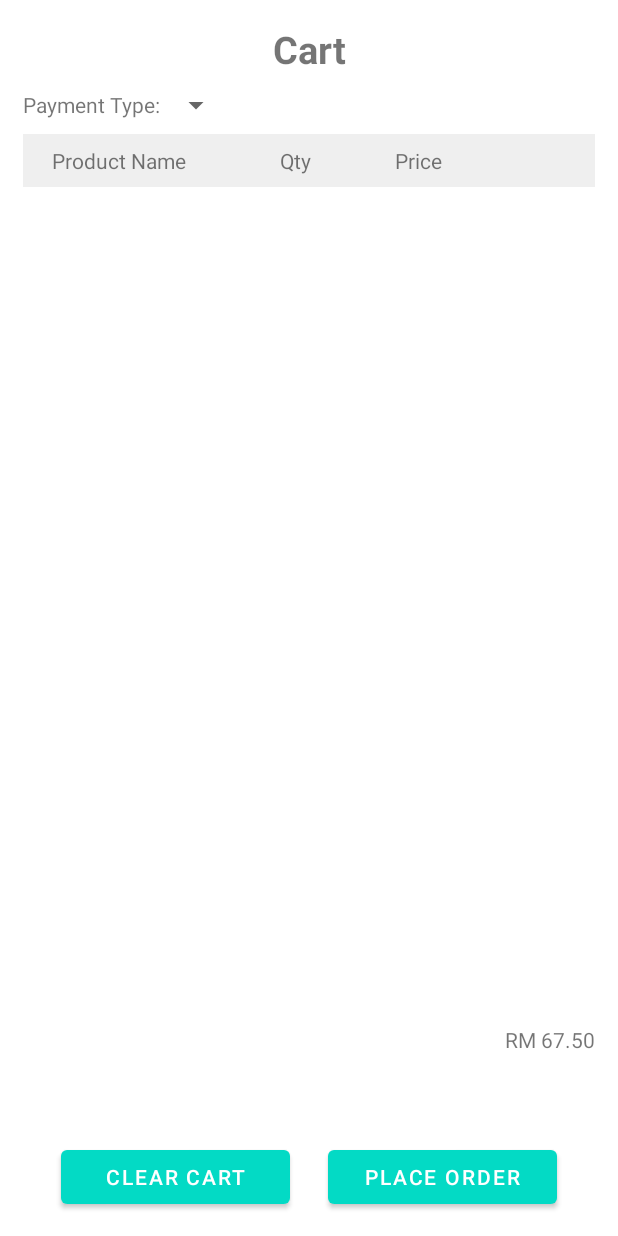
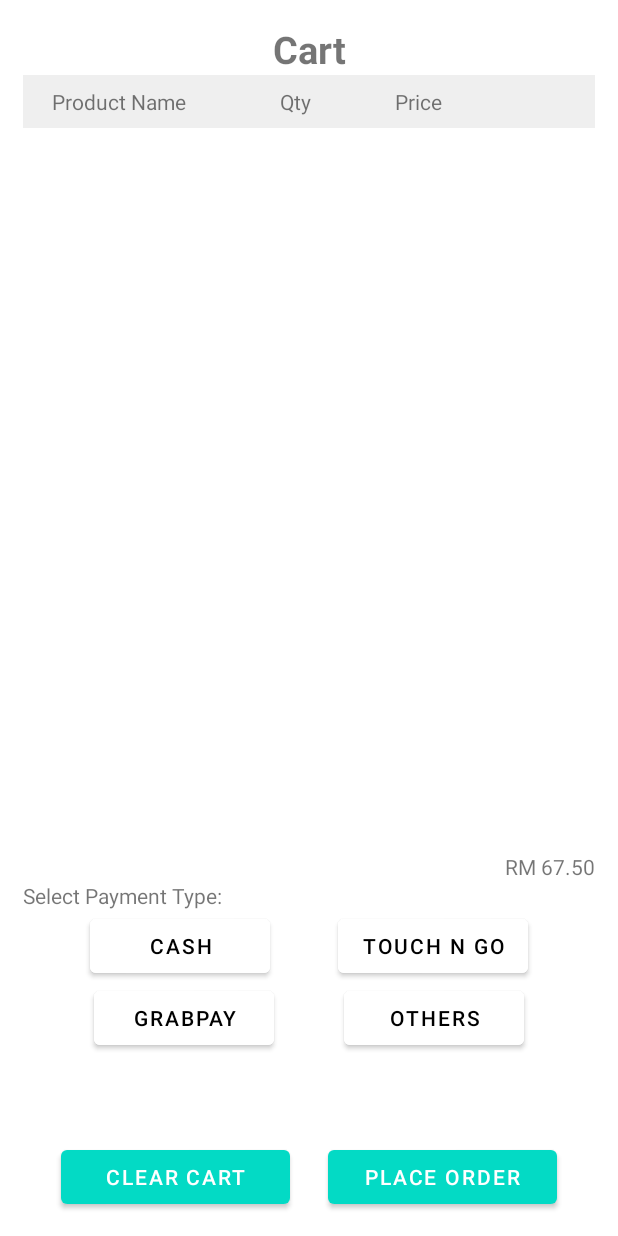
Before and after one commit to shoaib-khalid/order-taker-android, an Android app: the layout fragment_cart.xml on its own in the app's theme, with its tools: preview values and no code run, on a phone screen of 412 x 824 dp. Run offline under Robolectric (Android 15) with nearby library versions, the phone set to English and light mode, and no system bars.

Commit message:
Add buttons for selection of payment type

```diff
--- a/app/src/main/java/com/symplified/ordertaker/models/products/ProductInventory.kt
+++ b/app/src/main/java/com/symplified/ordertaker/models/products/ProductInventory.kt
@@ -5,7 +5,6 @@ import androidx.room.PrimaryKey
 
 data class ProductInventory(
     val itemCode: String,
-    val price: Double,
     val dineInPrice: Double,
     val productId: String,
     val status: ProductStatus,
--- a/app/src/main/java/com/symplified/ordertaker/ui/main/menuandcart/MenuAndCartFragment.kt
+++ b/app/src/main/java/com/symplified/ordertaker/ui/main/menuandcart/MenuAndCartFragment.kt
@@ -10,6 +10,7 @@ import android.view.View
 import android.view.ViewGroup
 import androidx.fragment.app.activityViewModels
 import com.symplified.ordertaker.databinding.FragmentMenuAndCartBinding
+import com.symplified.ordertaker.viewmodels.CartViewModel
 import com.symplified.ordertaker.viewmodels.MenuViewModel
 
 class MenuAndCartFragment : Fragment() {
@@ -36,9 +37,4 @@ class MenuAndCartFragment : Fragment() {
         return binding.root
     }
 
-    override fun onViewCreated(view: View, savedInstanceState: Bundle?) {
-        super.onViewCreated(view, savedInstanceState)
-
-        activity?.actionBar?.title = "Order for nigga"
-    }
 }
--- a/app/src/main/java/com/symplified/ordertaker/ui/main/menuandcart/menu/MenuFragment.kt
+++ b/app/src/main/java/com/symplified/ordertaker/ui/main/menuandcart/menu/MenuFragment.kt
@@ -58,7 +58,8 @@ class MenuFragment : Fragment(),
     }
 
     override fun onItemClicked(item: Product) {
-        MenuItemSelectionBottomSheet(item, this).show(
+        val menuItemSelectionBottomSheet = MenuItemSelectionBottomSheet(item, this)
+            .show(
             childFragmentManager, "MenuItemSelectionBottomSheet"
         )
     }
--- /dev/null
+++ b/app/src/main/res/drawable/selector_payment_type_button.xml
@@ -0,0 +1,4 @@
+<?xml version="1.0" encoding="utf-8"?>
+<selector xmlns:android="http://schemas.android.com/apk/res/android">
+
+</selector>
--- a/app/src/main/res/layout/dialog_menu_item_selection.xml
+++ b/app/src/main/res/layout/dialog_menu_item_selection.xml
@@ -1,7 +1,7 @@
 <?xml version="1.0" encoding="utf-8"?>
 <androidx.constraintlayout.widget.ConstraintLayout xmlns:android="http://schemas.android.com/apk/res/android"
     android:layout_width="match_parent"
-    android:layout_height="wrap_content"
+    android:layout_height="match_parent"
     xmlns:app="http://schemas.android.com/apk/res-auto"
     xmlns:tools="http://schemas.android.com/tools"
     tools:viewBindingIgnore="true"
--- a/app/src/main/res/layout/fragment_cart.xml
+++ b/app/src/main/res/layout/fragment_cart.xml
@@ -48,25 +48,6 @@
             app:layout_constraintRight_toRightOf="parent"
             app:layout_constraintTop_toTopOf="parent" />
 
-        <TextView
-            android:id="@+id/payment_type_label"
-            android:layout_width="wrap_content"
-            android:layout_height="wrap_content"
-            android:paddingVertical="10dp"
-            android:text="Payment Type:"
-            app:layout_constraintBottom_toTopOf="@id/cart_header"
-            app:layout_constraintLeft_toLeftOf="parent"
-            app:layout_constraintTop_toBottomOf="@id/cart_title" />
-
-        <androidx.appcompat.widget.AppCompatSpinner
-            android:id="@+id/payment_type_spinner"
-            android:layout_width="wrap_content"
-            android:layout_height="wrap_content"
-            android:paddingVertical="10dp"
-            app:layout_constraintBottom_toBottomOf="@id/payment_type_label"
-            app:layout_constraintLeft_toRightOf="@id/payment_type_label"
-            app:layout_constraintTop_toTopOf="@id/payment_type_label" />
-
         <androidx.constraintlayout.widget.ConstraintLayout
             android:id="@+id/cart_header"
             android:layout_width="match_parent"
@@ -74,7 +55,7 @@
             android:background="@color/light_grey"
             app:layout_constraintLeft_toLeftOf="parent"
             app:layout_constraintRight_toRightOf="parent"
-            app:layout_constraintTop_toBottomOf="@id/payment_type_label">
+            app:layout_constraintTop_toBottomOf="@id/cart_title">
 
             <TextView
                 android:id="@+id/product_name_title"
@@ -139,8 +120,68 @@
             android:layout_width="wrap_content"
             android:layout_height="wrap_content"
             android:text="RM 67.50"
+            app:layout_constraintBottom_toTopOf="@id/payment_type_label"
+            app:layout_constraintRight_toRightOf="parent" />
+
+        <TextView
+            android:id="@+id/payment_type_label"
+            android:layout_width="wrap_content"
+            android:layout_height="wrap_content"
+            android:text="Select Payment Type:"
+            app:layout_constraintBottom_toTopOf="@id/button_payment_type_cash"
+            app:layout_constraintLeft_toLeftOf="parent" />
+
+        <Button
+            android:id="@+id/button_payment_type_cash"
+            android:layout_width="wrap_content"
+            android:layout_height="wrap_content"
+            android:text="CASH"
+            android:minWidth="120dp"
+            android:backgroundTint="@color/white"
+            android:textColor="@color/black"
+            app:layout_constraintBottom_toTopOf="@id/button_payment_type_grabpay"
+            app:layout_constraintLeft_toLeftOf="parent"
+            app:layout_constraintRight_toLeftOf="@id/button_payment_type_touch_n_go" />
+
+        <Button
+            android:id="@+id/button_payment_type_touch_n_go"
+            android:layout_width="wrap_content"
+            android:layout_height="wrap_content"
+            android:text="Touch N Go"
+            android:minWidth="120dp"
+            android:backgroundTint="@color/white"
+            android:textColor="@color/black"
+            android:gravity="center"
+            app:layout_constraintTop_toTopOf="@id/button_payment_type_cash"
+            app:layout_constraintBottom_toTopOf="@id/button_payment_type_others"
+            app:layout_constraintLeft_toRightOf="@id/button_payment_type_cash"
+            app:layout_constraintRight_toRightOf="parent"/>
+
+        <Button
+            android:id="@+id/button_payment_type_grabpay"
+            android:layout_width="wrap_content"
+            android:layout_height="wrap_content"
+            android:text="GrabPay"
+            android:minWidth="120dp"
+            android:backgroundTint="@color/white"
+            android:textColor="@color/black"
+            android:gravity="center"
             app:layout_constraintBottom_toTopOf="@id/zone_no"
-            app:layout_constraintRight_toRightOf="parent" />
+            app:layout_constraintLeft_toLeftOf="parent"
+            app:layout_constraintRight_toLeftOf="@id/button_payment_type_others"/>
+
+        <Button
+            android:id="@+id/button_payment_type_others"
+            android:layout_width="wrap_content"
+            android:layout_height="wrap_content"
+            android:text="Others"
+            android:minWidth="120dp"
+            android:backgroundTint="@color/white"
+            android:textColor="@color/black"
+            android:gravity="center"
+            app:layout_constraintBottom_toTopOf="@id/zone_no"
+            app:layout_constraintLeft_toRightOf="@id/button_payment_type_grabpay"
+            app:layout_constraintRight_toRightOf="parent"/>
 
         <TextView
             android:id="@+id/zone_no"
--- a/app/src/main/res/layout/row_category.xml
+++ b/app/src/main/res/layout/row_category.xml
@@ -13,7 +13,6 @@
         android:layout_width="match_parent"
         android:layout_height="wrap_content"
         android:text="Noodles"
-        android:textColor="@drawable/selector_row_category_text"
         android:padding="20dp"
         android:gravity="center"
         app:layout_constraintTop_toTopOf="parent"
```
Also changed, not shown: app/src/main/java/com/symplified/ordertaker/ui/main/MainActivity.kt (+9 -0 lines), app/src/main/java/com/symplified/ordertaker/ui/main/menuandcart/cart/CartFragment.kt (+21 -8 lines), app/src/main/java/com/symplified/ordertaker/ui/main/menuandcart/menu/MenuItemSelectionBottomSheet.kt (+13 -2 lines), app/src/main/java/com/symplified/ordertaker/viewmodels/CartViewModel.kt (+7 -2 lines), app/src/main/res/layout/nav_header_main.xml (+6 -5 lines).
